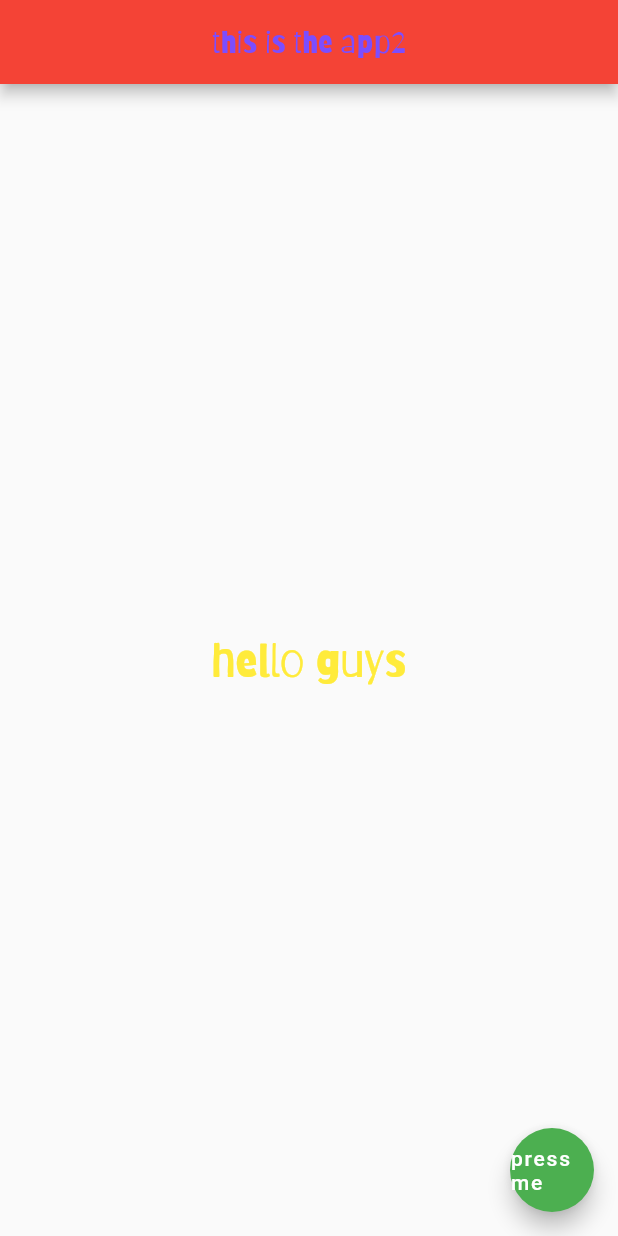
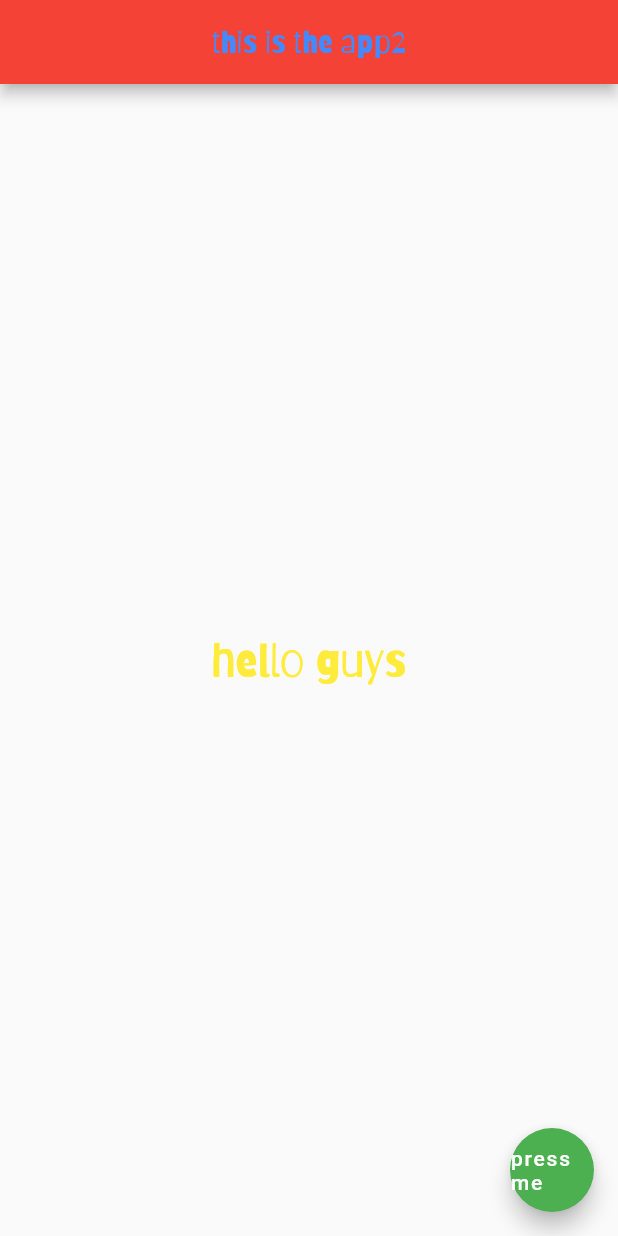
Before and after one commit to M-l-byte/flutter-projects, a Flutter app: the screen it shows after launch, on a phone screen of 412 x 824 dp. Run offline on Flutter 3.47's test engine with Material 2 defaults, Android fonts, the phone set to English and light mode, and no system bars.

Commit message:
second commit

```diff
--- a/lib/main.dart
+++ b/lib/main.dart
@@ -14,7 +14,7 @@ class MyApp extends StatelessWidget {
           title: const Text(
             "this is the app2",
             style: TextStyle(
-              color: Colors.deepPurpleAccent,
+              color: Colors.blueAccent,
               fontFamily: 'ftr',
             ),
           ),
```
